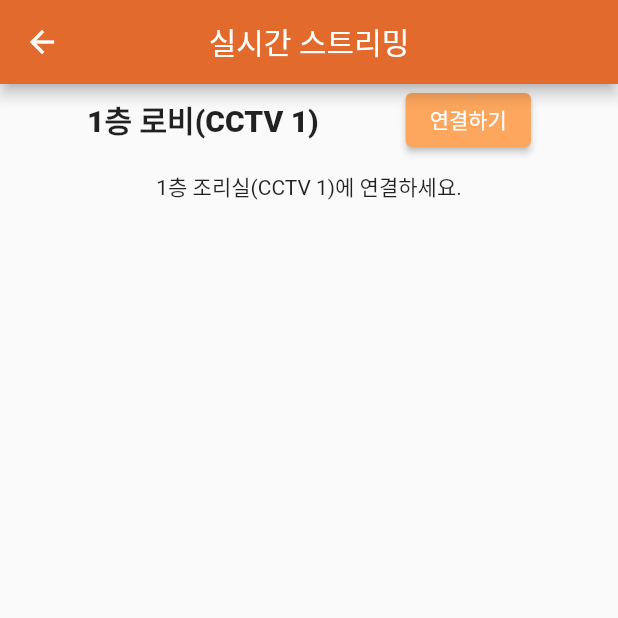
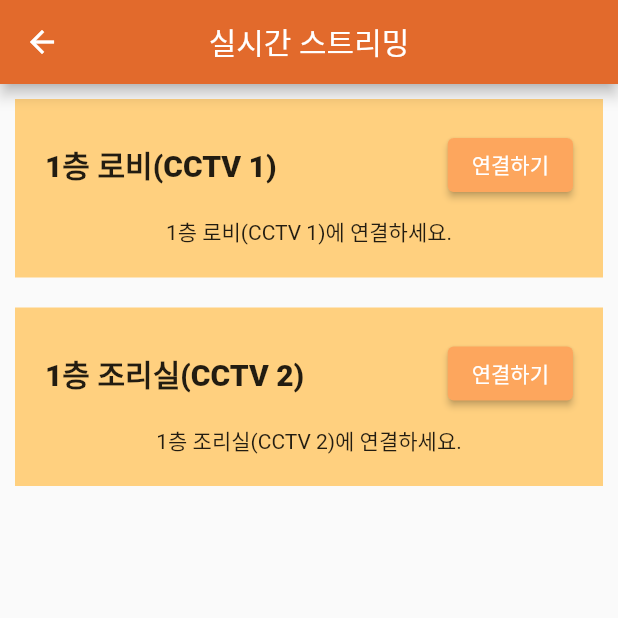
Before and after one commit to KOBOTBOARD-11/OSS_2022, a Flutter app: the FireStreamPage screen opened by its route, on a phone screen of 412 x 824 dp, the top half of it. Run offline on Flutter 3.47's test engine with Material 2 defaults, Android fonts, the phone set to English and light mode, and no system bars; our stand-ins replace cloud_firestore, firebase_core, stop_watch_timer, video_player; accounts and stored records are empty.

Commit message:
refactor: improvmwnt video streaming

```diff
--- a/booriya/lib/pages/fire_stream_page/fire_stream_page.dart
+++ b/booriya/lib/pages/fire_stream_page/fire_stream_page.dart
@@ -1,3 +1,4 @@
+import 'package:booriya/pages/fire_stream_page/stream_commons/camera_list.dart';
 import 'package:booriya/pages/fire_stream_page/stream_commons/fire_streaming_video.dart';
 import 'package:flutter/material.dart';
 
@@ -10,9 +11,8 @@ class FireStreamPage extends StatelessWidget {
         alignment: Alignment.center,
         child: Column(
           children: [
-            // cctv1, 2
-            VideoStream(),
-            // VideoStream()
+            VideoStream(cameraNum: 1),
+            VideoStream(cameraNum: 2),
           ],
         ),
       ),
--- /dev/null
+++ b/booriya/lib/pages/fire_stream_page/stream_commons/camera_list.dart
@@ -0,0 +1,4 @@
+Map cameraList = {
+  1: ['1층 로비', '192.168.0.42:6000'],
+  2: ['1층 조리실', '192.168.0.42:6000'],
+};
--- a/booriya/lib/pages/fire_stream_page/stream_commons/fire_streaming_video.dart
+++ b/booriya/lib/pages/fire_stream_page/stream_commons/fire_streaming_video.dart
@@ -3,18 +3,27 @@ import 'dart:typed_data';
 import 'package:booriya/Colors.dart';
 import 'package:flutter/material.dart';
 import 'websockets.dart';
+import 'camera_list.dart';
 
 class VideoStream extends StatefulWidget {
-  const VideoStream({Key? key}) : super(key: key);
+  const VideoStream({Key? key, required this.cameraNum}) : super(key: key);
+  final int cameraNum;
 
   @override
   State<VideoStream> createState() => _VideoStreamState();
 }
 
 class _VideoStreamState extends State<VideoStream> {
-  // 자신 컴퓨터 ip 찾아서 넣으십쇼!
-  final WebSocket _socket = WebSocket("ws://localhost:6000");
+  late WebSocket _socket;
+  late List<String> cameraInfo;
   bool _isConnected = false;
+
+  @override
+  void initState() {
+    cameraInfo = cameraList[widget.cameraNum];
+    _socket = WebSocket("ws://${cameraList[widget.cameraNum][1]}");
+  }
+
   void connect(BuildContext context) async {
     _socket.connect();
     setState(() {
@@ -35,15 +44,18 @@ class _VideoStreamState extends State<VideoStream> {
   Widget build(BuildContext context) {
     return Center(
       child: Container(
-        // color: appColor3(),
+        color: appColor3(),
+        padding: EdgeInsets.all(20),
+        margin: EdgeInsets.all(10),
         child: Column(
           children: [
             Row(
-              mainAxisAlignment: MainAxisAlignment.spaceEvenly,
+              mainAxisAlignment: MainAxisAlignment.spaceBetween,
               children: [
-                Text("1층 로비(CCTV 1)",
-                    style:
-                        TextStyle(fontSize: 20, fontWeight: FontWeight.w800)),
+                Text(
+                    "${cameraList[widget.cameraNum][0]}(CCTV ${widget.cameraNum})",
+                    style: const TextStyle(
+                        fontSize: 20, fontWeight: FontWeight.w800)),
                 _isConnected
                     ? ElevatedButton(
                         onPressed: disconnect,
@@ -90,7 +102,8 @@ class _VideoStreamState extends State<VideoStream> {
                       );
                     },
                   )
-                : const Text("1층 조리실(CCTV 1)에 연결하세요.")
+                : Text(
+                    "${cameraList[widget.cameraNum][0]}(CCTV ${widget.cameraNum})에 연결하세요.")
           ],
         ),
       ),
```
